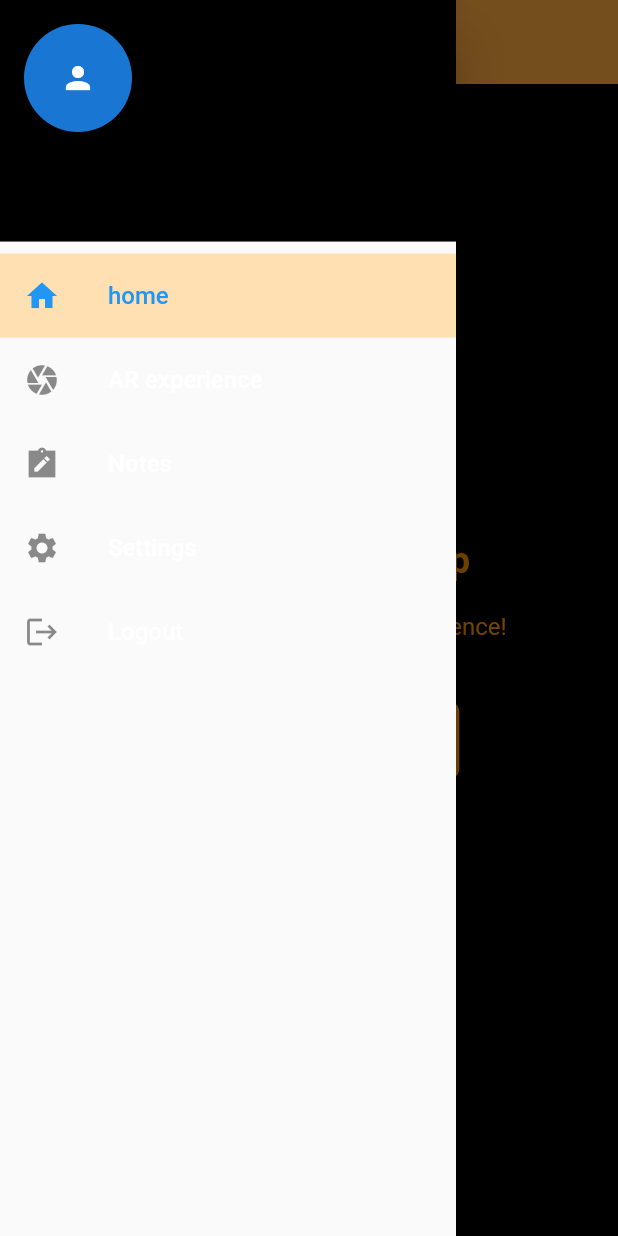
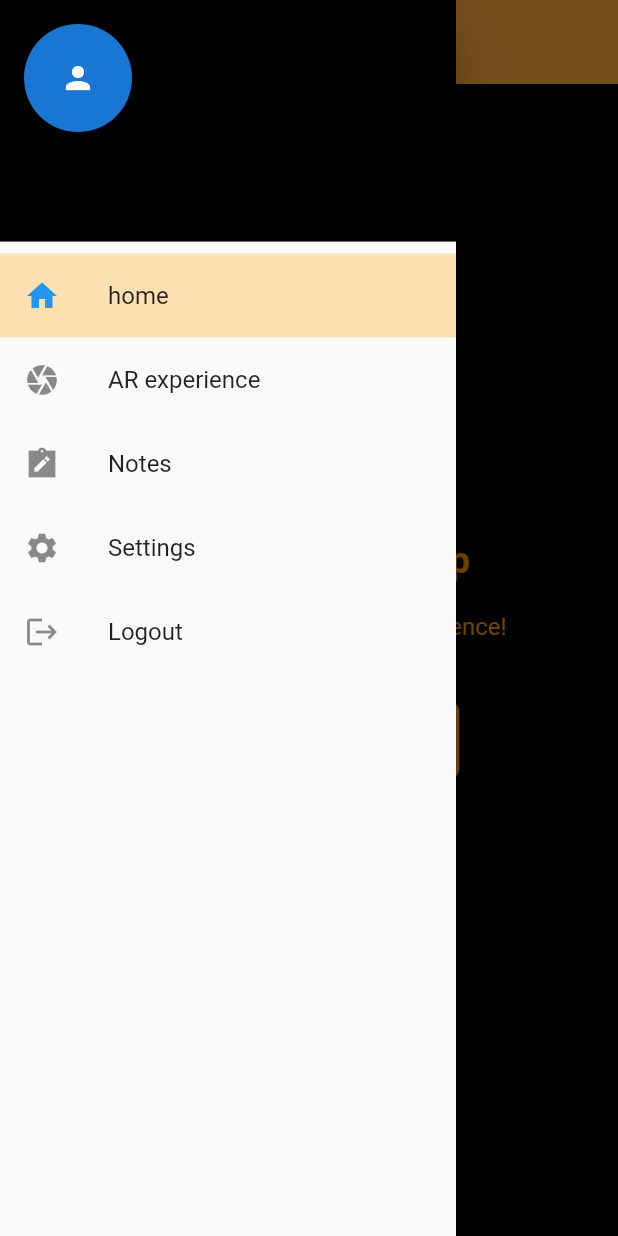
Before and after one commit to bayrem999/Flutter-Firebase-SignIn, a Flutter app: the screen it shows once a user with an empty profile is signed in, with the side drawer open, on a phone screen of 412 x 824 dp. Run offline on Flutter 3.47's test engine with Material 2 defaults, Android fonts, the phone set to English and light mode, and no system bars; our stand-ins replace animated_splash_screen, cloud_firestore, firebase_auth, firebase_core, flutter_tts, google_sign_in and 3 more; missing offline and left inert: arcore_flutter_plugin, color_blindness, object_3d; accounts and stored records are empty; generated files the repository leaves out were written again.

Commit message:
settings : Apply change app font

```diff
--- /dev/null
+++ b/lib/Services/ThemeService.dart
@@ -0,0 +1,16 @@
+import '../Models/Font.dart';
+
+class themeService {
+
+
+  String getFontFamilyFromAppFont(AppFont appFont) {
+    switch (appFont) {
+      case AppFont.roboto:
+        return 'Roboto';
+      case AppFont.openDyslexic:
+        return 'OpenDyslexic'; // Replace with actual font family name
+      case AppFont.dinAlternate:
+        return 'DINAlternate'; // Replace with actual font family name
+    }
+  }
+}
--- a/lib/Services/noteS.dart
+++ b/lib/Services/noteS.dart
@@ -2,6 +2,8 @@ import 'package:cloud_firestore/cloud_firestore.dart';
 import 'package:firebase_auth/firebase_auth.dart';
 import 'package:sign_in/Models/Note.dart';
 import 'package:sign_in/Services/auth.dart';
+
+import '../Models/Font.dart';
 
 class NoteService {
   final FirebaseFirestore _firestore = FirebaseFirestore.instance;
@@ -9,6 +11,8 @@ class NoteService {
   User? user = FirebaseAuth.instance.currentUser;
   final AuthService _auth= AuthService();
   String? userId ;
+
+
 
 
 
--- a/lib/Theme/theme.dart
+++ b/lib/Theme/theme.dart
@@ -39,31 +39,56 @@ final ColorScheme highContrastColorScheme = ColorScheme(
 );*/ThemeData getAppTheme(AppState appState) {
   if (appState.isHighContrastModeEnabled) {
     return ThemeData(
-      brightness: Brightness.light,
-      colorScheme: highContrastColorScheme,
+      brightness: Brightness.dark,
+      colorScheme: ColorScheme(
+        primary: Colors.indigo, // Change to a color that's distinguishable for color blindness
+        primaryContainer: Colors.indigoAccent, // You can choose another variant color
+        secondary: Colors.orange, // Change to a color that's distinguishable
+        secondaryContainer: Colors.deepOrange, // You can choose another variant color
+        surface: Colors.grey[800]!,
+        background: Colors.grey[900]!,
+        error: Colors.red,
+        onPrimary: Colors.white,
+        onSecondary: Colors.black,
+        onSurface: Colors.white,
+        onBackground: Colors.white,
+        onError: Colors.white,
+        brightness: Brightness.dark,
+
+      ),
+
       // ... other properties ...
     );
   } else if (appState.isColorBlindModeEnabled) {
     return ThemeData(
       brightness: Brightness.dark,
-      colorScheme: colorBlindnessColorScheme(
-        ColorScheme.highContrastDark(),
-        ColorBlindnessType.protanomaly,
-      ), // Use the color-blind color scheme
+      colorScheme: ColorScheme(
+        primary: Colors.indigo, // Change to a color that's distinguishable for color blindness
+        primaryContainer: Colors.indigoAccent, // You can choose another variant color
+        secondary: Colors.orange, // Change to a color that's distinguishable
+        secondaryContainer: Colors.deepOrange, // You can choose another variant color
+        surface: Colors.grey[800]!,
+        background: Colors.grey[900]!,
+        error: Colors.red,
+        onPrimary: Colors.white,
+        onSecondary: Colors.black,
+        onSurface: Colors.white,
+        onBackground: Colors.white,
+        onError: Colors.white,
+        brightness: Brightness.dark,
+
+      ),
+
       // ... other properties ...
     );
   } else if (appState.isDarkModeEnabled) {
+
     return ThemeData.dark();
   } else {
     // Here, you can also consider applying the selected font
     final selectedFont = _getFontFamilyFromAppFont(appState.selectedFont);
 
-    return ThemeData.light().copyWith(
-      textTheme: ThemeData.dark().textTheme.copyWith(
-        bodyMedium: TextStyle(fontFamily: selectedFont),
-        // ... update other text styles as needed ...
-      ),
-    );
+    return ThemeData();
   }
 
 
--- a/lib/screens/Home/CustomDrawer.dart
+++ b/lib/screens/Home/CustomDrawer.dart
@@ -1,6 +1,7 @@
 import 'package:firebase_auth/firebase_auth.dart';
 import 'package:flutter/material.dart';
 import 'package:provider/provider.dart';
+import 'package:sign_in/Services/ThemeService.dart';
 import 'package:sign_in/Services/auth.dart';
 import 'package:sign_in/screens/Home/AppState.dart';
 import 'package:flutter_gen/gen_l10n/app_localizations.dart';
@@ -26,6 +27,7 @@ class customDrawer extends StatefulWidget {
 // ignore: camel_case_types
 class _customDrawerState extends State<customDrawer> {
   final AuthService _auth= AuthService();
+  final themeService _fontx = themeService();
 
 
 
@@ -49,7 +51,9 @@ class _customDrawerState extends State<customDrawer> {
         children: [
           UserAccountsDrawerHeader(
             accountName: null,
-            accountEmail: Text(' ${user?.email ?? "N/A"}', style: TextStyle(fontSize: Provider.of<AppState>(context).fontSize),),
+            accountEmail: Text(' ${user?.email ?? "N/A"}',  style: Theme.of(context).textTheme.bodyMedium?.copyWith(
+                fontFamily: _fontx.getFontFamilyFromAppFont(Provider.of<AppState>(context).selectedFont),
+                fontSize: Provider.of<AppState>(context).fontSize ),),
             currentAccountPicture: const CircleAvatar(
               child: Icon(Icons.person),
             ),
@@ -69,7 +73,9 @@ class _customDrawerState extends State<customDrawer> {
             label:  AppLocalizations.of(context)!.home,
             child: ListTile(
               leading: const Icon(Icons.home),
-            title: Text( AppLocalizations.of(context)!.home , style: TextStyle(fontSize: Provider.of<AppState>(context).fontSize),),
+            title: Text( AppLocalizations.of(context)!.home, style: Theme.of(context).textTheme.bodyMedium?.copyWith(
+                fontFamily: _fontx.getFontFamilyFromAppFont(Provider.of<AppState>(context).selectedFont),
+                fontSize: Provider.of<AppState>(context).fontSize ),),
               onTap: () {
                 var appState = Provider.of<AppState>(context, listen: false);
                 appState.selectedIndex = 0;
@@ -84,7 +90,9 @@ class _customDrawerState extends State<customDrawer> {
             label:  AppLocalizations.of(context)!.arExperience,
             child: ListTile(
               leading: const Icon(Icons.camera),
-              title: Text(AppLocalizations.of(context)!.arExperience, style: TextStyle(fontSize: Provider.of<AppState>(context).fontSize),),
+              title: Text(AppLocalizations.of(context)!.arExperience,  style: Theme.of(context).textTheme.bodyMedium?.copyWith(
+                  fontFamily: _fontx.getFontFamilyFromAppFont(Provider.of<AppState>(context).selectedFont),
+                  fontSize: Provider.of<AppState>(context).fontSize ),),
               onTap: () {
                 var appState = Provider.of<AppState>(context, listen: false);
                 appState.selectedIndex = 1;
@@ -99,7 +107,9 @@ class _customDrawerState extends State<customDrawer> {
                 label:  AppLocalizations.of(context)!.notes,
                 child: ListTile(
                   leading: const Icon(Icons.note_alt_sharp),
-                  title: Text( AppLocalizations.of(context)!.notes , style: TextStyle(fontSize: Provider.of<AppState>(context).fontSize),),
+                  title: Text( AppLocalizations.of(context)!.notes, style: Theme.of(context).textTheme.bodyMedium?.copyWith(
+                      fontFamily: _fontx.getFontFamilyFromAppFont(Provider.of<AppState>(context).selectedFont),
+                      fontSize: Provider.of<AppState>(context).fontSize ),),
                   onTap: () {
                     var appState = Provider.of<AppState>(context, listen: false);
                     appState.selectedIndex = 2;
@@ -116,7 +126,9 @@ class _customDrawerState extends State<customDrawer> {
                 label:  AppLocalizations.of(context)!.settings,
                 child: ListTile(
                   leading: const Icon(Icons.settings),
-                  title: Text(AppLocalizations.of(context)!.settings, style: TextStyle(fontSize: Provider.of<AppState>(context).fontSize),),
+                  title: Text(AppLocalizations.of(context)!.settings, style: Theme.of(context).textTheme.bodyMedium?.copyWith(
+                      fontFamily: _fontx.getFontFamilyFromAppFont(Provider.of<AppState>(context).selectedFont),
+                      fontSize: Provider.of<AppState>(context).fontSize )),
                   onTap: () {
                     var appState = Provider.of<AppState>(context, listen: false);
                     appState.selectedIndex = 3;
@@ -133,7 +145,9 @@ class _customDrawerState extends State<customDrawer> {
                 label:  AppLocalizations.of(context)!.logout,
                 child: ListTile(
                   leading: const Icon(Icons.logout),
-                  title: Text(AppLocalizations.of(context)!.logout, style: TextStyle(fontSize: Provider.of<AppState>(context).fontSize),),
+                  title: Text(AppLocalizations.of(context)!.logout, style: Theme.of(context).textTheme.bodyMedium?.copyWith(
+                      fontFamily: _fontx.getFontFamilyFromAppFont(Provider.of<AppState>(context).selectedFont),
+                      fontSize: Provider.of<AppState>(context).fontSize )),
                   onTap: () async {
                     await _auth.signOut();
 
--- a/lib/screens/Home/home_screen.dart
+++ b/lib/screens/Home/home_screen.dart
@@ -13,6 +13,7 @@ import 'package:uuid/uuid.dart';
 
 
 import '../../Models/Planets.dart';
+import '../../Services/ThemeService.dart';
 import '../Notes/NoteCard.dart';
 
 
@@ -28,6 +29,7 @@ class home extends StatefulWidget {
 
 class _homeState extends State<home> {
   final AuthService _auth= AuthService();
+  final themeService _fontx = themeService();
   String? userId;
   @override
   Widget build(BuildContext context) {
@@ -41,7 +43,9 @@ class _homeState extends State<home> {
 
       appBar: AppBar(
 
-        title: Text(AppLocalizations.of(context)!.homePage, style: TextStyle(fontSize: Provider.of<AppState>(context).fontSize),),
+        title: Text(AppLocalizations.of(context)!.homePage, style: Theme.of(context).textTheme.bodyMedium?.copyWith(
+            fontFamily: _fontx.getFontFamilyFromAppFont(Provider.of<AppState>(context).selectedFont),
+            fontSize: Provider.of<AppState>(context).fontSize )),
         backgroundColor: Colors.orangeAccent,
         elevation: 0.0,
 
@@ -55,7 +59,7 @@ class _homeState extends State<home> {
         child: Column(
           mainAxisAlignment: MainAxisAlignment.center,
           children: [
-            Text(
+            const Text(
               'Welcome to My App',
               style: TextStyle(
                 fontSize: 24,
@@ -64,26 +68,26 @@ class _homeState extends State<home> {
               ),
             ),
             SizedBox(height: 20),
-            Text(
+           const Text(
               'Get ready for an amazing experience!',
               style: TextStyle(
                 fontSize: 16,
                 color: Colors.orange,
               ),
             ),
-            SizedBox(height: 40),
+            const SizedBox(height: 40),
             ElevatedButton(
               onPressed: () {
                 // Add navigation logic here
               },
               style: ElevatedButton.styleFrom(
-                primary: Colors.orange,
-                padding: EdgeInsets.symmetric(horizontal: 40, vertical: 16),
+                backgroundColor: Colors.orange,
+                padding: const EdgeInsets.symmetric(horizontal: 40, vertical: 16),
                 shape: RoundedRectangleBorder(
                   borderRadius: BorderRadius.circular(8),
                 ),
               ),
-              child: Text(
+              child: const Text(
                 'Start Exploring',
                 style: TextStyle(
                   fontSize: 18,
--- a/pubspec.yaml
+++ b/pubspec.yaml
@@ -107,9 +107,15 @@ flutter:
     - family: OpenDyslexic
       fonts:
         - asset: assets/fonts/OpenDyslexic-Regular.otf
+
+    - family: DINAlternate
+      fonts:
+        - asset: assets/fonts/DINAlternate-Bold.ttf
+
     - family: Calistoga
       fonts:
         - asset: assets/fonts/Calistoga-Regular.ttf
+
     - family: Times New Roman
       fonts:
         - asset: assets/fonts/times_new_roman.ttf
```
Also changed, not shown: lib/screens/Home/Settings.dart (+42 -8 lines), lib/screens/Home/notes.dart (+14 -3 lines), lib/screens/Notes/NoteCard.dart (+9 -2 lines), assets/fonts/DINAlternate-Bold.ttf (added).
